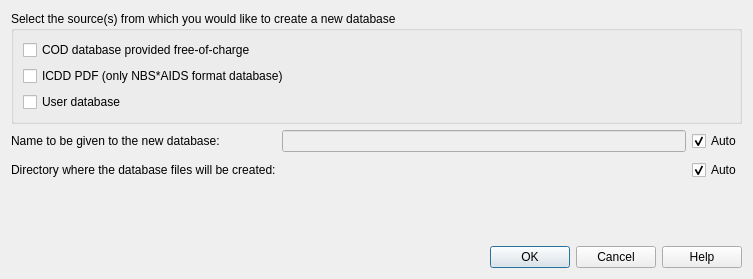
Before: the Qt Designer form src/createdatabasedialog.ui in ccorrado71/qualx3, drawn with Qt 5.
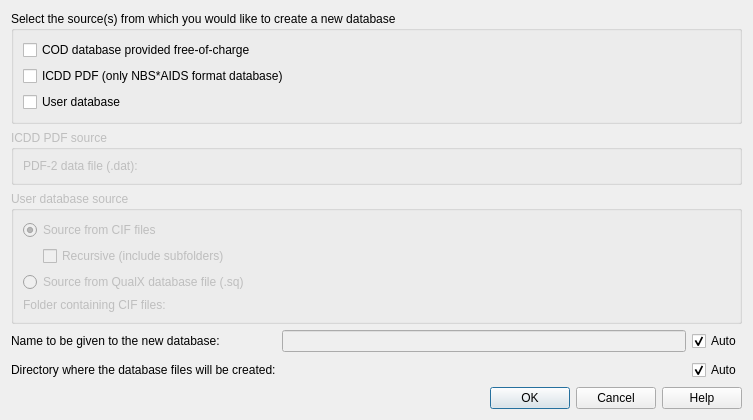
After: the same form once the commit is applied. Custom widgets are drawn as their Qt base class.

Commit message: creation of user database

What changed in the file:
```diff
--- a/src/createdatabasedialog.ui
+++ b/src/createdatabasedialog.ui
@@ -7,7 +7,7 @@
     <x>0</x>
     <y>0</y>
     <width>753</width>
-    <height>279</height>
+    <height>420</height>
    </rect>
   </property>
   <property name="windowTitle">
@@ -44,6 +44,112 @@
      </layout>
     </widget>
    </item>
+   <item>
+    <widget class="QGroupBox" name="pdfSourceGroupBox">
+     <property name="title">
+      <string>ICDD PDF source</string>
+     </property>
+     <property name="enabled">
+      <bool>false</bool>
+     </property>
+     <layout class="QHBoxLayout" name="pdfSourceLayout">
+      <item>
+       <widget class="QLabel" name="labelPdfFile">
+        <property name="text">
+         <string>PDF-2 data file (.dat):</string>
+        </property>
+       </widget>
+      </item>
+      <item>
+       <widget class="FileSelectorWidget" name="pdfFileSelector" native="true">
+        <property name="sizePolicy">
+         <sizepolicy hsizetype="Expanding" vsizetype="Preferred">
+          <horstretch>1</horstretch>
+          <verstretch>0</verstretch>
+         </sizepolicy>
+        </property>
+       </widget>
+      </item>
+     </layout>
+    </widget>
+   </item>
+   <item>
+    <widget class="QGroupBox" name="userSourceGroupBox">
+     <property name="title">
+      <string>User database source</string>
+     </property>
+     <property name="enabled">
+      <bool>false</bool>
+     </property>
+     <layout class="QVBoxLayout" name="userSourceLayout">
+      <item>
+       <widget class="QRadioButton" name="radioCif">
+        <property name="text">
+         <string>Source from CIF files</string>
+        </property>
+        <property name="checked">
+         <bool>true</bool>
+        </property>
+       </widget>
+      </item>
+      <item>
+       <layout class="QHBoxLayout" name="recursiveLayout">
+        <property name="leftMargin">
+         <number>20</number>
+        </property>
+        <item>
+         <widget class="QCheckBox" name="checkRecursive">
+          <property name="text">
+           <string>Recursive (include subfolders)</string>
+          </property>
+         </widget>
+        </item>
+        <item>
+         <spacer name="recursiveSpacer">
+          <property name="orientation">
+           <enum>Qt::Orientation::Horizontal</enum>
+          </property>
+          <property name="sizeHint" stdset="0">
+           <size>
+            <width>40</width>
+            <height>20</height>
+           </size>
+          </property>
+         </spacer>
+        </item>
+       </layout>
+      </item>
+      <item>
+       <widget class="QRadioButton" name="radioSq">
+        <property name="text">
+         <string>Source from QualX database file (.sq)</string>
+        </property>
+       </widget>
+      </item>
+      <item>
+       <layout class="QHBoxLayout" name="userFolderLayout">
+        <item>
+         <widget class="QLabel" name="labelUserFolder">
+          <property name="text">
+           <string>Folder containing CIF files:</string>
+          </property>
+         </widget>
+        </item>
+        <item>
+         <widget class="FolderSelectorWidget" name="userFolderSelector" native="true">
+          <property name="sizePolicy">
+           <sizepolicy hsizetype="Expanding" vsizetype="Preferred">
+            <horstretch>1</horstretch>
+            <verstretch>0</verstretch>
+           </sizepolicy>
+          </property>
+         </widget>
+        </item>
+       </layout>
+      </item>
+     </layout>
+    </widget>
+   </item>
    <item>
     <layout class="QGridLayout" name="gridLayout">
      <property name="verticalSpacing">
@@ -130,6 +236,11 @@
    <extends>QWidget</extends>
    <header>folderselectorwidget.h</header>
   </customwidget>
+  <customwidget>
+   <class>FileSelectorWidget</class>
+   <extends>QWidget</extends>
+   <header>fileselectorwidget.h</header>
+  </customwidget>
  </customwidgets>
  <resources/>
  <connections>
```
Left out of the diff: 8 changed lines with no effect on the pictures. The commit also changes 15 other files.
